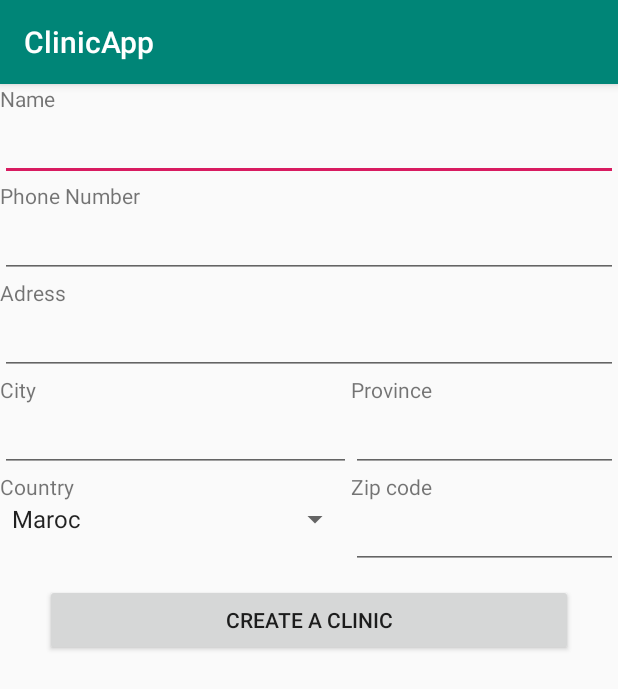
After one commit to SEG2105-uottawa/seg2505-projet-a19-21, an Android app: the CreateClinicActivity screen opened directly, with no data from a screen before it, on a phone screen of 412 x 824 dp. The commit adds this screen. Shown: the top 689 px of the screen. Run offline under Robolectric (Android 15) with nearby library versions, the phone set to English and light mode, and no system bars; our stand-ins replace Firebase (no records; nobody signed in at launch, a user with empty details on screens opened directly).

Commit message:
L'employé peut créer des Cliniques dans la Database.

```diff
--- a/ClinicApp/app/src/main/AndroidManifest.xml
+++ b/ClinicApp/app/src/main/AndroidManifest.xml
@@ -9,7 +9,9 @@
         android:roundIcon="@mipmap/ic_launcher_round"
         android:supportsRtl="true"
         android:theme="@style/AppTheme">
-        <activity android:name=".controller.ManageServicesActivity"></activity>
+        <activity android:name=".controller.CreateClinicActivity"></activity>
+        <activity android:name=".controller.EmployeeActivity" />
+        <activity android:name=".controller.ManageServicesActivity" />
         <activity android:name=".controller.ManageUsersActivity" />
         <activity android:name=".controller.CreateServiceActivity" />
         <activity android:name=".controller.AdminActivity" />
--- /dev/null
+++ b/ClinicApp/app/src/main/java/com/a19_21/clinicapp/controller/CreateClinicActivity.java
@@ -0,0 +1,183 @@
+package com.a19_21.clinicapp.controller;
+
+import androidx.annotation.NonNull;
+import androidx.appcompat.app.AppCompatActivity;
+
+import android.os.Bundle;
+import android.text.TextUtils;
+import android.view.View;
+import android.widget.AdapterView;
+import android.widget.ArrayAdapter;
+import android.widget.Button;
+import android.widget.EditText;
+import android.widget.Spinner;
+import android.widget.Toast;
+
+import com.a19_21.clinicapp.R;
+import com.a19_21.clinicapp.model.Adress;
+import com.a19_21.clinicapp.model.Clinic;
+import com.a19_21.clinicapp.model.User;
+import com.google.firebase.auth.FirebaseAuth;
+import com.google.firebase.auth.FirebaseUser;
+import com.google.firebase.database.DataSnapshot;
+import com.google.firebase.database.DatabaseError;
+import com.google.firebase.database.DatabaseReference;
+import com.google.firebase.database.FirebaseDatabase;
+import com.google.firebase.database.ValueEventListener;
+
+
+public class CreateClinicActivity extends AppCompatActivity implements AdapterView.OnItemSelectedListener {
+
+    private EditText newClinicName;
+    private EditText clinicPhone;
+    private EditText clinicAdress;
+    private EditText clinicCity;
+    private EditText clinicProvince;
+    private Spinner clinicCountry;
+    private EditText clinicZipcode;
+    private Button createBtn;
+
+    // Firebase Database
+    FirebaseDatabase database = FirebaseDatabase.getInstance();
+    DatabaseReference databaseUsers;
+    DatabaseReference databaseClinics;
+    DatabaseReference databaseAdresses;
+
+    private FirebaseAuth firebaseAuth;
+    private FirebaseUser firebaseUser;
+
+    private FirebaseDatabase firebaseDatabase;
+    private DatabaseReference databaseReference;
+
+
+
+    @Override
+    protected void onCreate(Bundle savedInstanceState) {
+        super.onCreate(savedInstanceState);
+        setContentView(R.layout.activity_create_clinic);
+
+        newClinicName = (EditText) findViewById(R.id.activity_create_clinic_name_input);
+        clinicPhone = (EditText) findViewById(R.id.activity_create_clinic_phone_input);
+        clinicAdress = (EditText) findViewById(R.id.activity_create_clinic_adress_input);
+        clinicCity = (EditText) findViewById(R.id.activity_create_clinic_city_input);
+        clinicProvince = (EditText) findViewById(R.id.activity_create_clinic_province_input);
+        clinicZipcode = (EditText) findViewById(R.id.activity_create_clinic_zipcode_input);
+        createBtn = (Button) findViewById(R.id.activity_create_clinic_create_btn);
+
+        databaseUsers = database.getReference("user");
+        databaseClinics = database.getReference("clinic");
+        databaseAdresses = database.getReference("adress");
+
+        clinicCountry = findViewById(R.id.activity_create_clinic_country_spinner);
+        ArrayAdapter<CharSequence> adapter = ArrayAdapter.createFromResource(CreateClinicActivity.this, R.array.countries, android.R.layout.simple_spinner_item);
+        adapter.setDropDownViewResource(android.R.layout.simple_spinner_dropdown_item);
+        clinicCountry.setAdapter(adapter);
+
+        clinicCountry.setOnItemSelectedListener(CreateClinicActivity.this);
+
+        createBtn.setOnClickListener(new View.OnClickListener() {
+            @Override
+            public void onClick(View v) {
+                createClinic();
+            }
+        });
+
+    }
+
+    @Override
+    public void onItemSelected(AdapterView<?> parent, View view, int position, long id) {
+
+    }
+
+    @Override
+    public void onNothingSelected(AdapterView<?> parent) {
+
+    }
+
+    public void createClinic(){
+
+        // Get user ID to associate him to clinic
+        String UserId = FirebaseAuth.getInstance().getCurrentUser().getUid();
+
+        // ESSENTIEL POUR LE CONSTRUCTEUR
+        String name = newClinicName.getText().toString().trim();
+
+        // PAS ESSENTIEL
+        String phone = clinicPhone.getText().toString().trim();
+        String adress = clinicAdress.getText().toString().trim();
+        String city = clinicCity.getText().toString().trim();
+        String province = clinicProvince.getText().toString().trim();
+        String zipcode = clinicZipcode.getText().toString().trim();
+        String country = clinicCountry.getSelectedItem().toString().trim();
+
+        if(!TextUtils.isEmpty(name)) {
+
+            String id = databaseClinics.push().getKey();
+
+            Clinic clinic = new Clinic(id, name, UserId);
+
+            if (!TextUtils.isEmpty(phone)) {
+                clinic.setPhoneNumber(phone);
+            }
+
+            createClinAdress(clinic, adress, city, province, zipcode, country);
+            associateClinicToEmployee(id);
+
+            databaseClinics.child(id).setValue(clinic);
+
+
+
+            Toast.makeText(this, "Clinic created ^^ !", Toast.LENGTH_SHORT).show();
+        } else {
+            Toast.makeText(this, "Please enter a name", Toast.LENGTH_SHORT).show();
+        }
+    }
+
+    public void createClinAdress(Clinic clinic, String adress, String city, String province, String zipcode, String country) {
+
+        if (!TextUtils.isEmpty(adress) && !TextUtils.isEmpty(city)) {
+
+            String adressId = databaseAdresses.push().getKey();
+
+            Adress clinAdress = new Adress(adressId, adress, city);
+
+            if (!TextUtils.isEmpty(province)) {
+                clinAdress.setProvince(province);
+            }
+            if (!TextUtils.isEmpty(zipcode)) {
+                clinAdress.setPostalCode(zipcode);
+            }
+            if (!TextUtils.isEmpty(country)) {
+                clinAdress.setCountry(country);
+            }
+            databaseAdresses.child(adressId).setValue(clinAdress);
+
+            clinic.setAdressID(adressId);
+        }
+    }
+
+
+    public void associateClinicToEmployee(String clinicID) {
+
+        final String userClinID = clinicID;
+
+        firebaseAuth = FirebaseAuth.getInstance();
+        firebaseUser = firebaseAuth.getCurrentUser();
+
+        firebaseDatabase = FirebaseDatabase.getInstance();
+        databaseReference = firebaseDatabase.getReference("user/"+firebaseUser.getUid());
+
+        databaseReference.addValueEventListener(new ValueEventListener() {
+            @Override
+            public void onDataChange(@NonNull DataSnapshot dataSnapshot) {
+                User user = dataSnapshot.getValue(User.class);
+                user.setClinicID(userClinID);
+            }
+
+            @Override
+            public void onCancelled(@NonNull DatabaseError databaseError) {
+
+            }
+        });
+    }
+}
--- a/ClinicApp/app/src/main/java/com/a19_21/clinicapp/controller/CreateServiceActivity.java
+++ b/ClinicApp/app/src/main/java/com/a19_21/clinicapp/controller/CreateServiceActivity.java
@@ -10,6 +10,7 @@ import android.widget.EditText;
 
 import com.a19_21.clinicapp.R;
 import com.a19_21.clinicapp.model.Clinic;
+import com.a19_21.clinicapp.model.Service;
 import com.google.firebase.database.DatabaseReference;
 import com.google.firebase.database.FirebaseDatabase;
 
@@ -48,6 +49,9 @@ public class CreateServiceActivity extends AppCompatActivity {
         if(!TextUtils.isEmpty(name)) {
             String id = databaseServices.push().getKey();
 
+
+
+
         }
     }
 
--- a/ClinicApp/app/src/main/java/com/a19_21/clinicapp/controller/WelcomeActivity.java
+++ b/ClinicApp/app/src/main/java/com/a19_21/clinicapp/controller/WelcomeActivity.java
@@ -52,7 +52,10 @@ public class WelcomeActivity extends AppCompatActivity {
                 if (user.getType().equals("Admin")) {
                     Intent goToAdmin = new Intent(WelcomeActivity.this, AdminActivity.class);
                     startActivity(goToAdmin);
-                // Sinon, il a le message Texte
+                    // Sinon, il a le message Texte
+                } else if (user.getType().equals("Employee")){
+                    Intent goToEmployee = new Intent(WelcomeActivity.this, EmployeeActivity.class);
+                    startActivity(goToEmployee);
                 } else {
                     greetingTxt.setText("Welcome "+user.getUsername()+", you're connected as "+user.getType());
                 }
--- /dev/null
+++ b/ClinicApp/app/src/main/java/com/a19_21/clinicapp/model/Review.java
@@ -0,0 +1,4 @@
+package com.a19_21.clinicapp.model;
+
+public class Review {
+}
--- /dev/null
+++ b/ClinicApp/app/src/main/res/layout/activity_create_clinic.xml
@@ -0,0 +1,161 @@
+<?xml version="1.0" encoding="utf-8"?>
+<LinearLayout xmlns:android="http://schemas.android.com/apk/res/android"
+    xmlns:app="http://schemas.android.com/apk/res-auto"
+    xmlns:tools="http://schemas.android.com/tools"
+    android:layout_width="match_parent"
+    android:layout_height="match_parent"
+    android:orientation="vertical"
+    tools:context=".controller.CreateClinicActivity">
+
+    <TextView
+        android:layout_width="match_parent"
+        android:layout_height="wrap_content"
+        android:text="Name"
+        />
+
+    <EditText
+        android:id="@+id/activity_create_clinic_name_input"
+        android:layout_width="match_parent"
+        android:layout_height="wrap_content"
+        />
+
+    <TextView
+        android:layout_width="match_parent"
+        android:layout_height="wrap_content"
+        android:text="Phone Number"
+        />
+
+
+    <EditText
+        android:id="@+id/activity_create_clinic_phone_input"
+        android:layout_width="match_parent"
+        android:layout_height="wrap_content"
+        />
+
+    <TextView
+        android:layout_width="match_parent"
+        android:layout_height="wrap_content"
+        android:text="Adress"
+        />
+
+    <EditText
+        android:id="@+id/activity_create_clinic_adress_input"
+        android:layout_width="match_parent"
+        android:layout_height="wrap_content"
+        />
+
+    <TableLayout
+        android:layout_width="match_parent"
+        android:layout_height="wrap_content">
+
+        <TableRow
+            android:layout_width="match_parent"
+            android:layout_height="match_parent"
+            >
+
+            <LinearLayout
+                android:layout_width="match_parent"
+                android:layout_height="match_parent"
+                android:orientation="vertical"
+                android:layout_weight="1"
+                >
+
+                <TextView
+                    android:layout_width="match_parent"
+                    android:layout_height="wrap_content"
+                    android:text="City"
+                    />
+
+                <EditText
+                    android:id="@+id/activity_create_clinic_city_input"
+                    android:layout_width="match_parent"
+                    android:layout_height="wrap_content"
+                    />
+
+            </LinearLayout>
+
+            <LinearLayout
+                android:layout_width="match_parent"
+                android:layout_height="wrap_content"
+                android:orientation="vertical"
+                android:layout_weight="1"
+                >
+
+                <TextView
+                    android:layout_width="match_parent"
+                    android:layout_height="wrap_content"
+                    android:text="Province"
+                    />
+
+                <EditText
+                    android:id="@+id/activity_create_clinic_province_input"
+                    android:layout_width="match_parent"
+                    android:layout_height="wrap_content"
+                    />
+
+            </LinearLayout>
+
+        </TableRow>
+
+        <TableRow
+            android:layout_width="match_parent"
+            android:layout_height="wrap_content" >
+
+            <LinearLayout
+                android:layout_width="match_parent"
+                android:layout_height="match_parent"
+                android:orientation="vertical"
+                android:layout_weight="1"
+                >
+
+                <TextView
+                    android:layout_width="match_parent"
+                    android:layout_height="wrap_content"
+                    android:text="Country"
+                    />
+
+                <Spinner
+                    android:id="@+id/activity_create_clinic_country_spinner"
+                    android:layout_width="match_parent"
+                    android:layout_height="wrap_content"
+                    />
+
+
+            </LinearLayout>
+
+            <LinearLayout
+                android:layout_width="match_parent"
+                android:layout_height="match_parent"
+                android:orientation="vertical"
+                android:layout_weight="1"
+                >
+
+                <TextView
+                    android:layout_width="match_parent"
+                    android:layout_height="wrap_content"
+                    android:text="Zip code"
+                    />
+
+                <EditText
+                    android:id="@+id/activity_create_clinic_zipcode_input"
+                    android:layout_width="match_parent"
+                    android:layout_height="wrap_content"
+                    />
+
+            </LinearLayout>
+
+        </TableRow>
+
+    </TableLayout>
+
+    <Button
+        android:id="@+id/activity_create_clinic_create_btn"
+        android:layout_width="match_parent"
+        android:layout_height="wrap_content"
+        android:layout_marginVertical="10dp"
+        android:layout_marginHorizontal="30dp"
+        android:text="Create a clinic"
+        />
+
+
+</LinearLayout>
--- a/ClinicApp/app/src/main/res/values/strings.xml
+++ b/ClinicApp/app/src/main/res/values/strings.xml
@@ -5,4 +5,12 @@
         <item>Employee</item>
         <item>Patient</item>
     </string-array>
+
+    <string-array name="countries">
+        <item>Maroc</item>
+        <item>Canada</item>
+        <item>Tunisie</item>
+        <item>Ile Maurice</item>
+    </string-array>
+
 </resources>
```
Also changed, not shown: ClinicApp/app/src/main/java/com/a19_21/clinicapp/controller/EmployeeActivity.java (added, +43 -0 lines), ClinicApp/app/src/main/java/com/a19_21/clinicapp/model/Adress.java (+26 -25 lines), ClinicApp/app/src/main/java/com/a19_21/clinicapp/model/Clinic.java (+69 -17 lines), ClinicApp/app/src/main/java/com/a19_21/clinicapp/model/User.java (+11 -1 lines), ClinicApp/app/src/main/res/layout/activity_employee.xml (added, +160 -0 lines).
